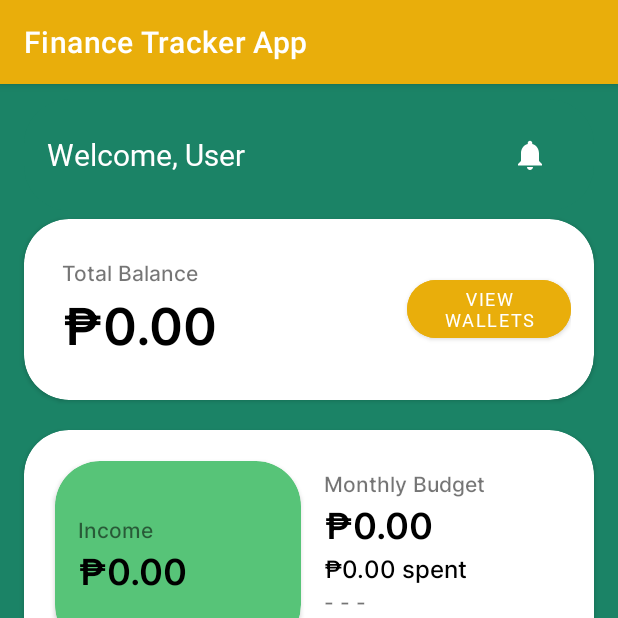
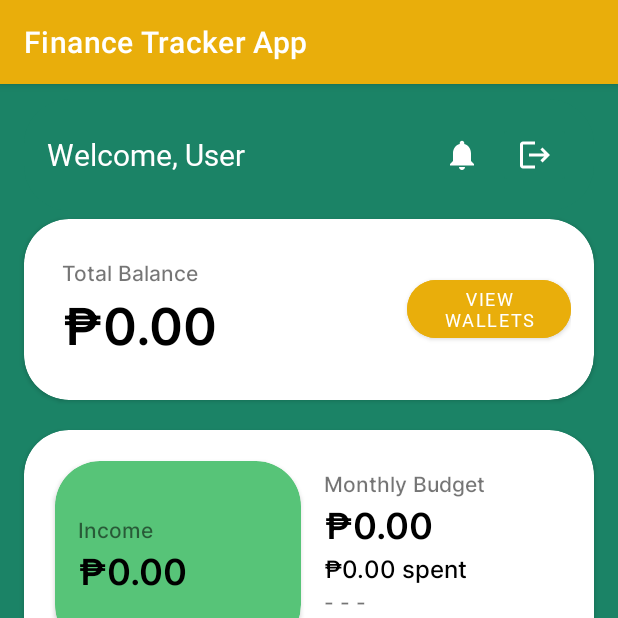
Before and after one commit to cusgan/FinanceTracker, an Android app: the HomePage screen opened directly, with no data from a screen before it, on a phone screen of 412 x 824 dp, the top half of it. Run offline under Robolectric (Android 15) with nearby library versions, the phone set to English and light mode, and no system bars; network calls fail.

Commit message:
logout!!!

```diff
--- a/app/src/main/java/com/example/financetrackerapp/HomePage.java
+++ b/app/src/main/java/com/example/financetrackerapp/HomePage.java
@@ -29,7 +29,7 @@ public class HomePage extends Fragment {
     private static final String ARG_PARAM2 = "param2";
 
     TextView tvBalance, tvIncome, tvExpenses, tvWelcome, tvBudgetTotal, tvBudgetSpent, tvSpentPercent;
-    ImageButton btnNotifs;
+    ImageButton btnNotifs, btnLogout;
     Button btnWallets, btnGoals, btnBudget, btnStats;
 
     // TODO: Rename and change types of parameters
@@ -118,6 +118,14 @@ public class HomePage extends Fragment {
             }
         });
 
+        btnLogout = (ImageButton) getView().findViewById(R.id.btnLogout);
+        btnLogout.setOnClickListener(new View.OnClickListener() {
+            @Override
+            public void onClick(View v) {
+                getActivity().finish();
+            }
+        });
+
         btnWallets = (Button) getView().findViewById(R.id.btnViewWallets);
         btnWallets.setOnClickListener(new View.OnClickListener() {
             @Override
--- /dev/null
+++ b/app/src/main/res/drawable/baseline_logout_24.xml
@@ -0,0 +1,5 @@
+<vector android:autoMirrored="true" android:height="24dp"
+    android:tint="#FFFFFF" android:viewportHeight="24"
+    android:viewportWidth="24" android:width="24dp" xmlns:android="http://schemas.android.com/apk/res/android">
+    <path android:fillColor="@android:color/white" android:pathData="M17,7l-1.41,1.41L18.17,11H8v2h10.17l-2.58,2.58L17,17l5,-5zM4,5h8V3H4c-1.1,0 -2,0.9 -2,2v14c0,1.1 0.9,2 2,2h8v-2H4V5z"/>
+</vector>
--- a/app/src/main/res/layout/activity_add_transaction.xml
+++ b/app/src/main/res/layout/activity_add_transaction.xml
@@ -76,7 +76,7 @@
                         android:inputType="numberDecimal"
                         android:textColor="@color/mustard_yellow"
                         android:textColorHighlight="@color/white"
-                        android:textColorHint="@color/mustard_yellow"
+                        android:textColorHint="#FFDE85"
                         android:textColorLink="@color/white"
                         android:textSize="34sp" />
 
@@ -96,6 +96,7 @@
                     android:layout_height="wrap_content"
                     android:clipToPadding="false"
                     android:gravity="center"
+                    android:checkedButton="@+id/rdbExpense"
                     android:orientation="horizontal">
 
                     <RadioButton
@@ -213,7 +214,6 @@
                             android:inputType="text"
                             android:textColor="@color/black"
                             android:textColorHighlight="@color/mustard_yellow"
-                            android:textColorHint="@color/black"
                             android:textColorLink="@color/mustard_yellow"
                             android:textSize="14sp" />
                     </TableRow>
--- a/app/src/main/res/layout/activity_statistics.xml
+++ b/app/src/main/res/layout/activity_statistics.xml
@@ -87,6 +87,7 @@
                             android:layout_height="wrap_content"
                             android:layout_marginLeft="20dp"
                             android:layout_weight="1"
+                            android:backgroundTint="@color/emerald"
                             android:insetTop="0dp"
                             android:insetBottom="0dp"
                             android:text="PRO"
--- a/app/src/main/res/layout/fragment_home_page.xml
+++ b/app/src/main/res/layout/fragment_home_page.xml
@@ -37,7 +37,7 @@
 
                     <TextView
                         android:id="@+id/tvWelcome"
-                        android:layout_width="294dp"
+                        android:layout_width="252dp"
                         android:layout_height="wrap_content"
                         android:fontFamily="@font/inter_bold"
                         android:text="Welcome, user"
@@ -53,6 +53,14 @@
                         android:paddingTop="10dp"
                         android:paddingBottom="10dp"
                         android:src="@drawable/baseline_notifications_24" />
+
+                    <ImageButton
+                        android:id="@+id/btnLogout"
+                        android:layout_width="wrap_content"
+                        android:layout_height="wrap_content"
+                        android:layout_weight="1"
+                        android:backgroundTint="@color/deep_green"
+                        android:src="@drawable/baseline_logout_24" />
 
                 </LinearLayout>
 
```
